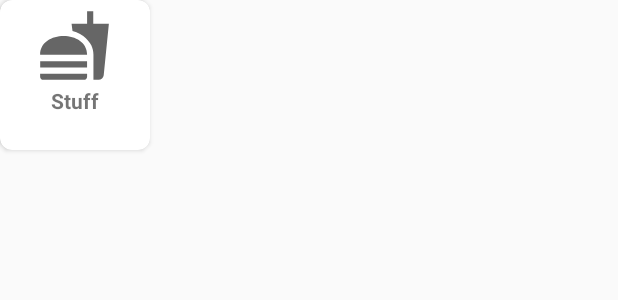
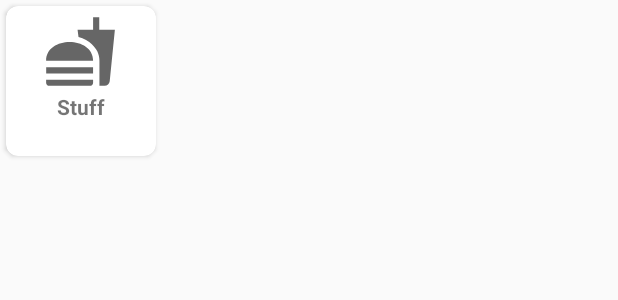
Before and after one commit to nvthblake/SmartFridge, an Android app: the layout ingr_card.xml on its own in the app's theme, with its tools: preview values and no code run, on a phone screen of 412 x 824 dp. Shown: the top 300 px of the screen. Run offline under Robolectric (Android 15) with nearby library versions, the phone set to English and light mode, and no system bars.

```diff
--- a/SmartFridge/app/src/main/res/layout/ingr_card.xml
+++ b/SmartFridge/app/src/main/res/layout/ingr_card.xml
@@ -4,7 +4,8 @@
     android:id="@+id/ingre_card"
     android:layout_width="100dp"
     android:layout_height="100dp"
-    app:cardCornerRadius="8dp">
+    app:cardCornerRadius="8dp"
+    android:layout_margin="4dp">
 
     <LinearLayout
         android:layout_width="match_parent"
```
